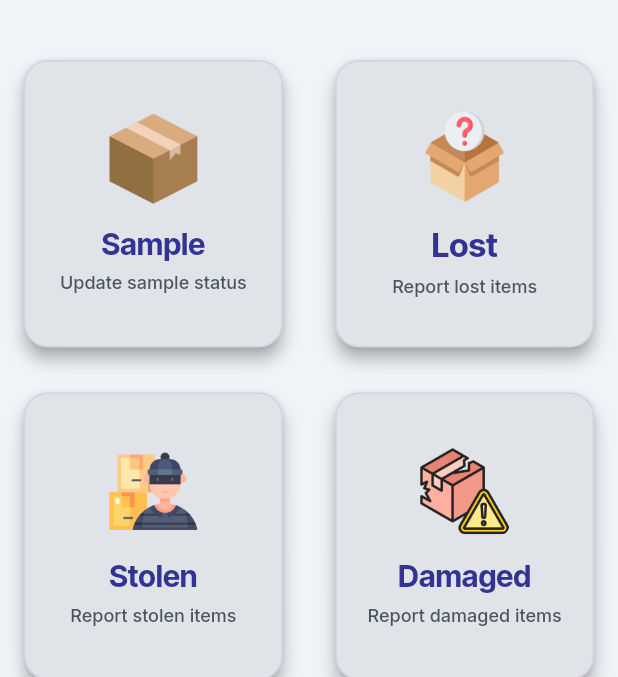
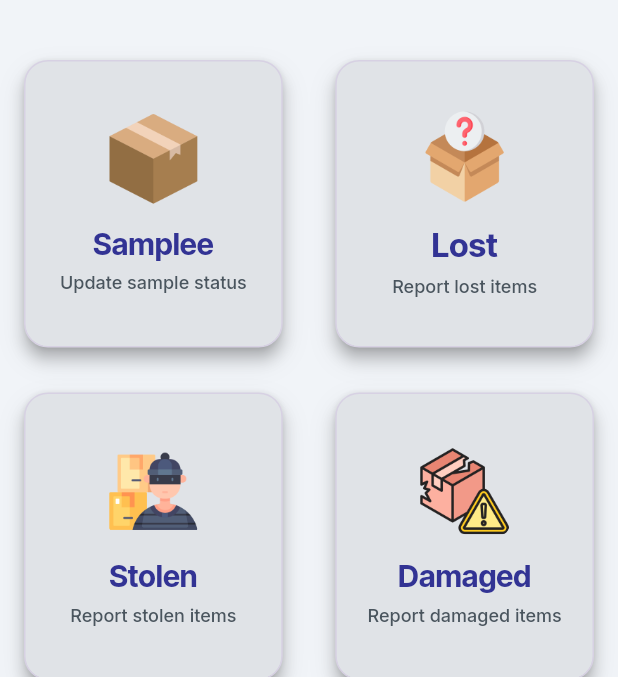
Before and after one commit to Abdelati-Elshafi/GXP-distributor-app, a Flutter app: the StatusUpdateWidget screen opened by its route, on a phone screen of 412 x 824 dp, the part 84-761 px from its top. Run offline on Flutter 3.47's test engine with Material 3 defaults, Android fonts, the phone set to English and light mode, and no system bars; our stand-ins replace auto_size_text, dropdown_button2, easy_debounce, equatable, font_awesome_flutter, from_css_color and 7 more; missing offline and left inert: flutter_barcode_scanner, json_path, mime_type, mobile_scanner; accounts and stored records are empty; network calls fail.

Commit message:
Updating to latest FlutterFlow output.

```diff
--- a/lib/flutter_flow/internationalization.dart
+++ b/lib/flutter_flow/internationalization.dart
@@ -176,7 +176,7 @@ final kTranslationsMap = <Map<String, Map<String, String>>>[
   // StatusUpdate
   {
     'yxawa3vr': {
-      'en': 'Sample',
+      'en': 'Samplee',
       'ar': 'عينة',
       'hi': 'नमूना',
     },
--- a/lib/pages/status_update_pages/status_update/status_update_widget.dart
+++ b/lib/pages/status_update_pages/status_update/status_update_widget.dart
@@ -231,7 +231,7 @@ class _StatusUpdateWidgetState extends State<StatusUpdateWidget> {
                                                 Text(
                                                   FFLocalizations.of(context)
                                                       .getText(
-                                                    'yxawa3vr' /* Sample */,
+                                                    'yxawa3vr' /* Samplee */,
                                                   ),
                                                   textAlign: TextAlign.center,
                                                   style: FlutterFlowTheme.of(
```
Also changed, not shown: 1 other file.
